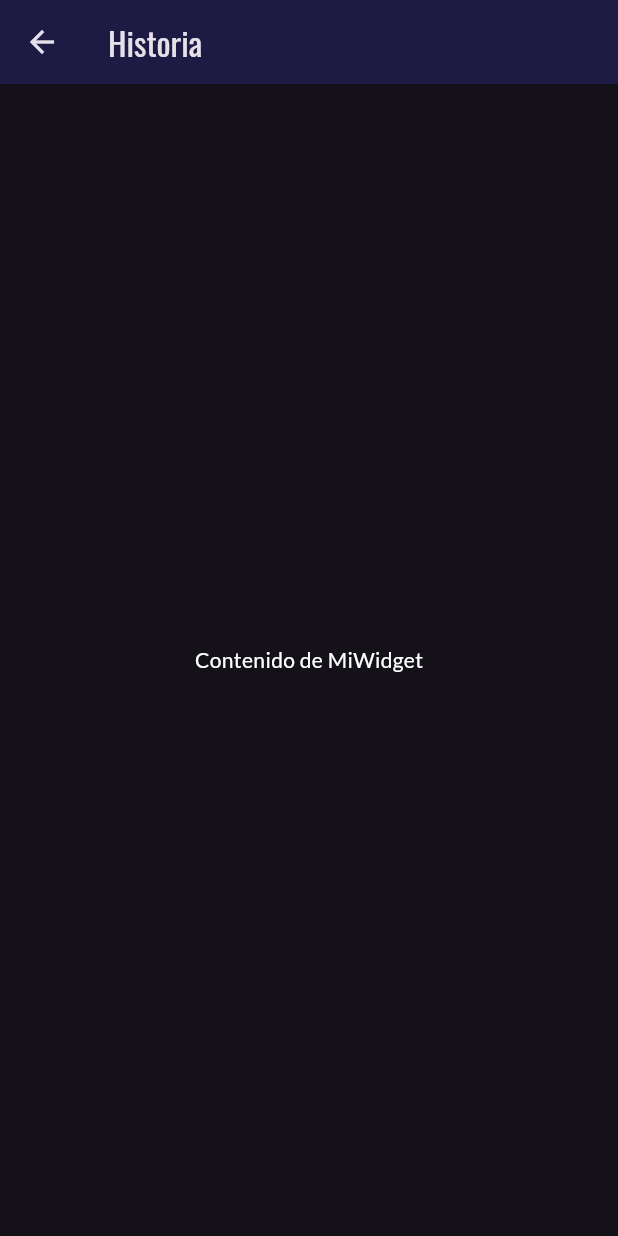
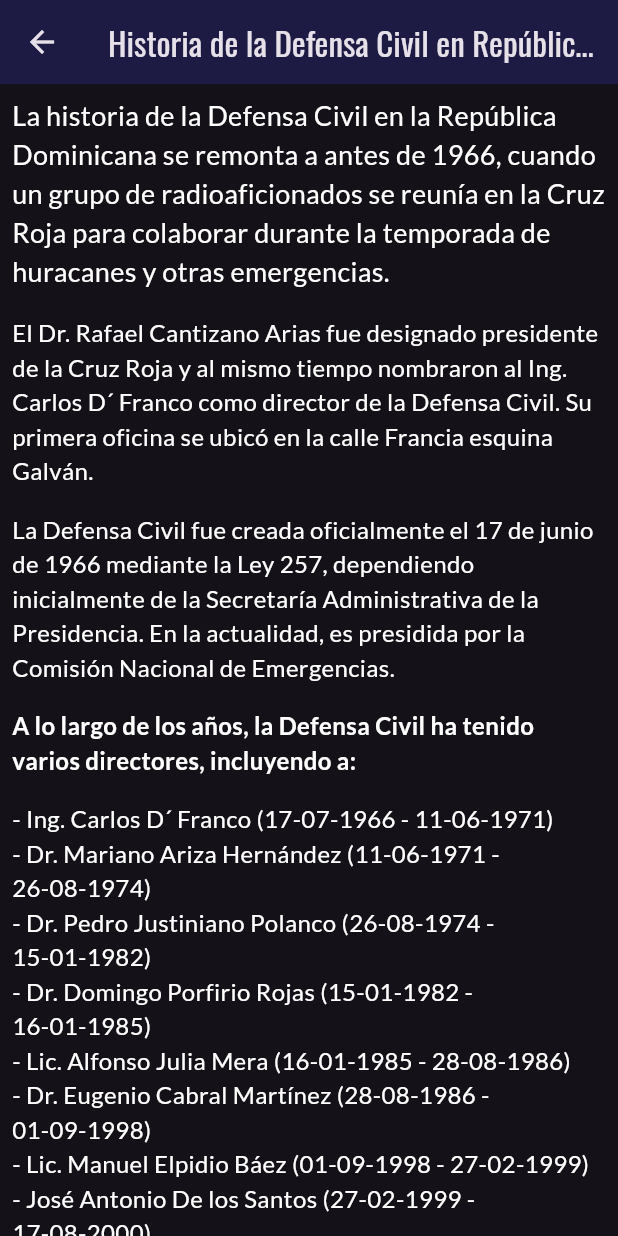
Before and after one commit to adrianee036/flutter_defensa_civil, a Flutter app: the screen it shows after launch, in the side drawer, after a tap on "Historia", on a phone screen of 412 x 824 dp. Run offline on Flutter 3.47's test engine with Material 3 defaults, Android fonts, the phone set to English and light mode, and no system bars; our stand-ins replace awesome_snackbar_content, cached_network_image, flutter_map, geocoding, google_fonts, latlong2 and 1 more; network calls fail.

Commit message:
Commit 2.Historia y 4.Noticia del proyecto

```diff
--- a/lib/Main Features/historia.dart
+++ b/lib/Main Features/historia.dart
@@ -1,22 +1,65 @@
 import 'package:flutter/material.dart';
 
-class Historia extends StatefulWidget {
-  const Historia({super.key});
-
-  @override
-  State<Historia> createState() => _HistoriaState();
-}
-
-
-class _HistoriaState extends State<Historia> {
+class HistoriaPage extends StatelessWidget {
   @override
   Widget build(BuildContext context) {
     return Scaffold(
       appBar: AppBar(
-        title: Text('Historia'),
+        title: Text('Historia de la Defensa Civil en República Dominicana'),
       ),
-      body: Center(
-        child: Text('Contenido de MiWidget'),
+      body: SingleChildScrollView(
+        child: Column(
+          crossAxisAlignment: CrossAxisAlignment.start,
+          children: [
+            Padding(
+              padding: const EdgeInsets.all(8.0),
+              child: Text(
+                'La historia de la Defensa Civil en la República Dominicana se remonta a antes de 1966, cuando un grupo de radioaficionados se reunía en la Cruz Roja para colaborar durante la temporada de huracanes y otras emergencias.',
+                style: TextStyle(fontSize: 18.0),
+              ),
+            ),
+            Padding(
+              padding: const EdgeInsets.all(8.0),
+              child: Text(
+                'El Dr. Rafael Cantizano Arias fue designado presidente de la Cruz Roja y al mismo tiempo nombraron al Ing. Carlos D´ Franco como director de la Defensa Civil. Su primera oficina se ubicó en la calle Francia esquina Galván.',
+                style: TextStyle(fontSize: 16.0),
+              ),
+            ),
+            Padding(
+              padding: const EdgeInsets.all(8.0),
+              child: Text(
+                'La Defensa Civil fue creada oficialmente el 17 de junio de 1966 mediante la Ley 257, dependiendo inicialmente de la Secretaría Administrativa de la Presidencia. En la actualidad, es presidida por la Comisión Nacional de Emergencias.',
+                style: TextStyle(fontSize: 16.0),
+              ),
+            ),
+            Padding(
+              padding: const EdgeInsets.all(8.0),
+              child: Text(
+                'A lo largo de los años, la Defensa Civil ha tenido varios directores, incluyendo a:',
+                style: TextStyle(fontSize: 16.0, fontWeight: FontWeight.bold),
+              ),
+            ),
+            Padding(
+              padding: const EdgeInsets.all(8.0),
+              child: Text(
+                '- Ing. Carlos D´ Franco (17-07-1966 - 11-06-1971)\n'
+                '- Dr. Mariano Ariza Hernández (11-06-1971 - 26-08-1974)\n'
+                '- Dr. Pedro Justiniano Polanco (26-08-1974 - 15-01-1982)\n'
+                '- Dr. Domingo Porfirio Rojas (15-01-1982 - 16-01-1985)\n'
+                '- Lic. Alfonso Julia Mera (16-01-1985 - 28-08-1986)\n'
+                '- Dr. Eugenio Cabral Martínez (28-08-1986 - 01-09-1998)\n'
+                '- Lic. Manuel Elpidio Báez (01-09-1998 - 27-02-1999)\n'
+                '- José Antonio De los Santos (27-02-1999 - 17-08-2000)\n'
+                '- Radhames Lora Salcedo (17-08-2000 - 01-09-2004)\n'
+                '- Lic. Luis Antonio Luna Paulino (01-09-2004 - 10-10-2014)\n'
+                '- Rafael Emilio De Luna Pichirilo (10-10-2014 - 01-02-2017)\n'
+                '- Rafael Antonio Carrasco Paulino (01-02-2017 - 05-05-2021)\n'
+                '- Lic. Juan Cesario Salas Rosario (05-05-2021 - Director actual)\n',
+                style: TextStyle(fontSize: 16.0),
+              ),
+            ),
+          ],
+        ),
       ),
     );
   }
--- a/lib/nav_bar.dart
+++ b/lib/nav_bar.dart
@@ -40,7 +40,10 @@
                   width: 90,
                   height: 90,
                   placeholder: (context, url) => CircularProgressIndicator(),
-                  errorWidget: (context, url, error) => const Icon(Icons.error_outline_rounded, size: 20,),
+                  errorWidget: (context, url, error) => const Icon(
+                    Icons.error_outline_rounded,
+                    size: 20,
+                  ),
                 ),
               ),
             ),
@@ -48,7 +51,8 @@
                 color: Color.fromRGBO(127, 0, 0, 1),
                 image: DecorationImage(
                   fit: BoxFit.fill,
-                  image: CachedNetworkImageProvider('https://i.ibb.co/rHWfzX3/fondo2.jpg'),
+                  image: CachedNetworkImageProvider(
+                      'https://i.ibb.co/rHWfzX3/fondo2.jpg'),
                   colorFilter: ColorFilter.mode(
                     Colors
                         .black45, // Ajusta la opacidad para oscurecer más o menos
@@ -109,7 +113,7 @@
             onTap: () {
               Navigator.push(
                 context,
-                MaterialPageRoute(builder: (context) => Historia()),
+                MaterialPageRoute(builder: (context) => HistoriaPage()),
               );
             },
           ),
@@ -129,13 +133,13 @@
           ListTile(
             leading: const Icon(Icons.newspaper_rounded),
             title: Text(
-              'Noticia',
+              'Noticias',
               style: GoogleFonts.oswald(),
             ),
             onTap: () {
               Navigator.push(
                 context,
-                MaterialPageRoute(builder: (context) => Noticia()),
+                MaterialPageRoute(builder: (context) => NoticiasPage()),
               );
             },
           ),
```
Also changed, not shown: lib/Main Features/noticia.dart (+64 -7 lines), pubspec.lock.
